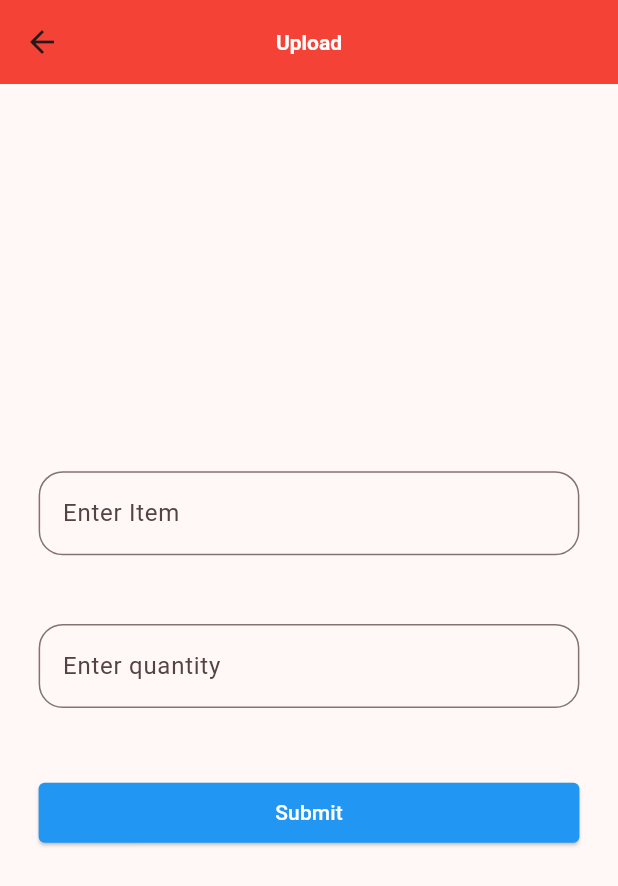
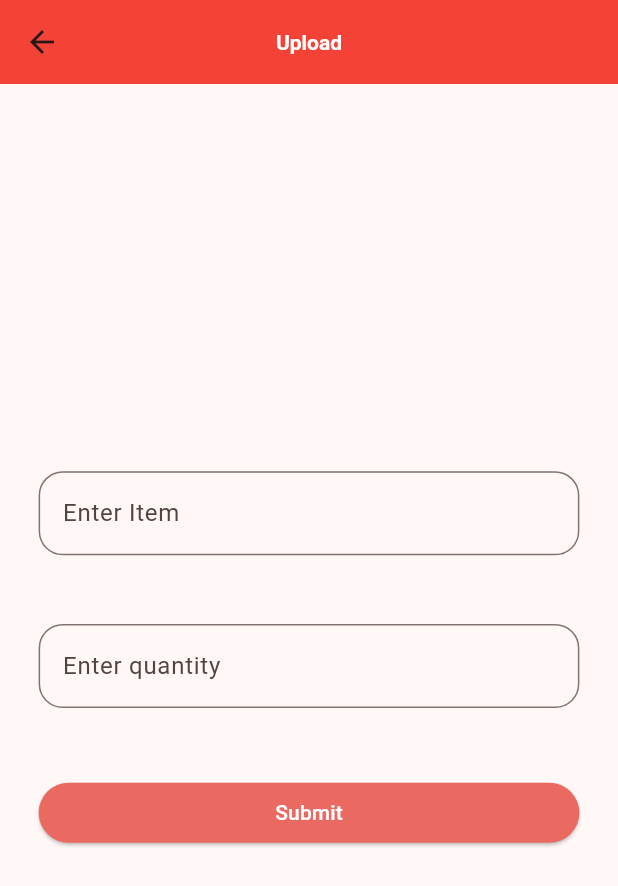
Before and after one commit to VinayaAugusthy/rapid_task, a Flutter app: the UploadItemScreen screen opened directly, on a phone screen of 412 x 824 dp. Shown: the top 886 px of the screen. Run offline on Flutter 3.47's test engine with Material 3 defaults, Android fonts, the phone set to English and light mode, and no system bars; our stand-ins replace bloc, cloud_firestore, firebase_auth, firebase_core, flutter_bloc, hive and 1 more; accounts and stored records are empty.

Commit message:
thme correction

```diff
--- a/lib/views/manage_items/upload.dart
+++ b/lib/views/manage_items/upload.dart
@@ -57,14 +57,6 @@ class UploadItemScreen extends StatelessWidget {
                 SizedBox(
                   width: size.width,
                   child: ElevatedButton(
-                    style: ButtonStyle(
-                      shape: MaterialStateProperty.all(
-                        RoundedRectangleBorder(
-                          borderRadius: BorderRadius.circular(4),
-                        ),
-                      ),
-                      backgroundColor: MaterialStateProperty.all(Colors.blue),
-                    ),
                     onPressed: () async {
                       if (itemController.text.isEmpty ||
                           quantityController.text.isEmpty) {
```
Also changed, not shown: lib/views/manage_items/update.dart (+6 -4 lines).
